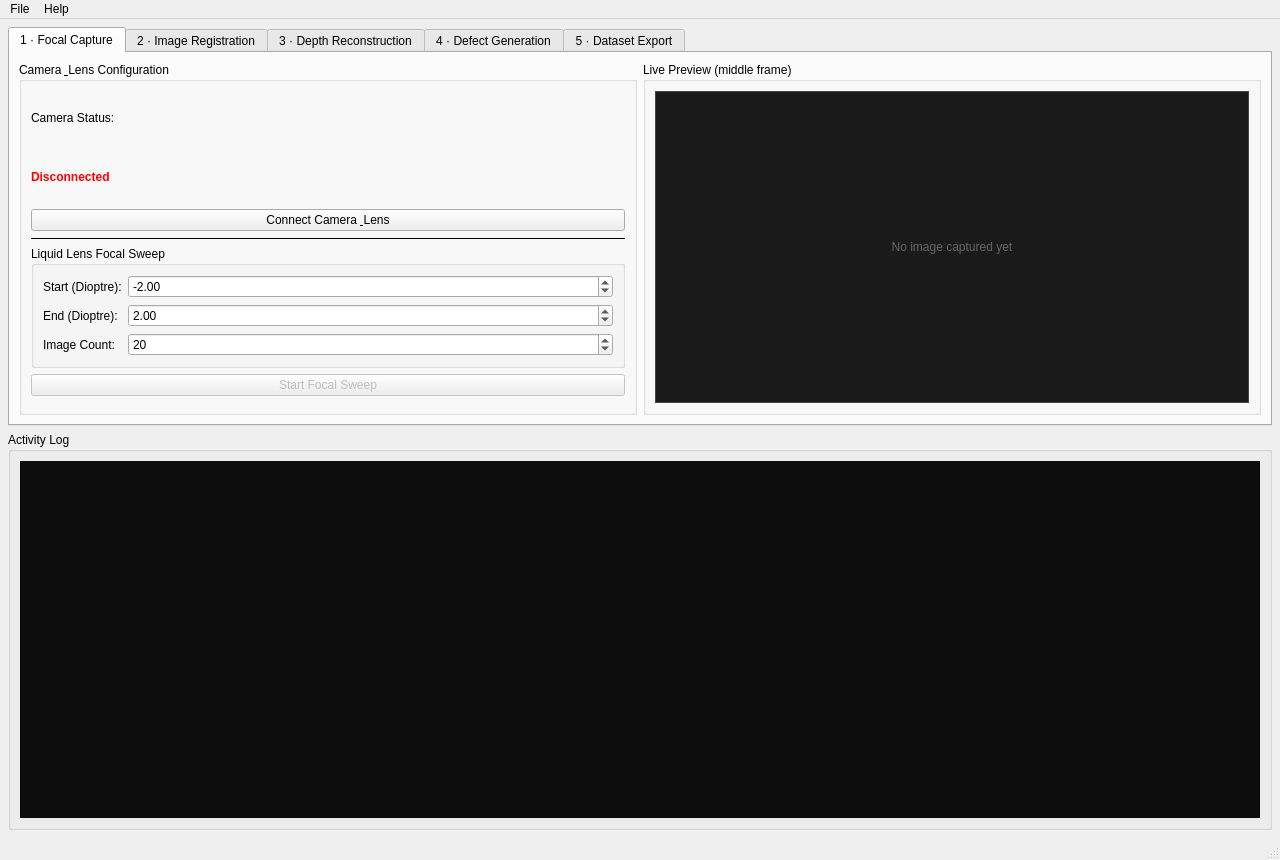
Qt form src/ui/MainWindow.ui (lyujiebrandon/SyntheticDefectGenerator) before a commit.
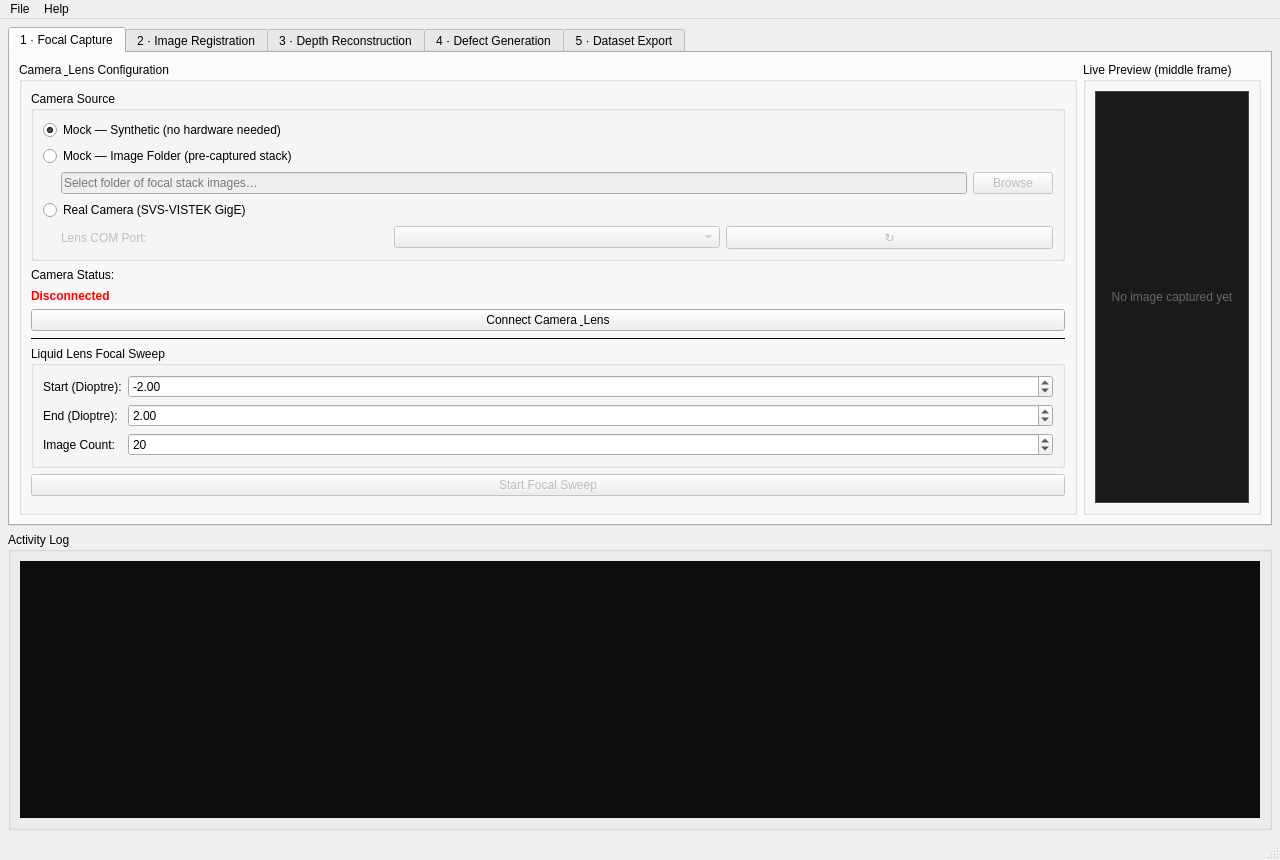
The same form after that commit.

```diff
--- a/src/ui/MainWindow.ui
+++ b/src/ui/MainWindow.ui
@@ -20,6 +20,86 @@
           <property name="title"><string>Camera &amp; Lens Configuration</string></property>
           <property name="maximumWidth"><number>380</number></property>
           <layout class="QVBoxLayout">
+           <!-- Camera Source selector -->
+           <item>
+            <widget class="QGroupBox" name="grpCameraSource">
+             <property name="title"><string>Camera Source</string></property>
+             <layout class="QVBoxLayout">
+              <item>
+               <widget class="QRadioButton" name="radioMockSynthetic">
+                <property name="text"><string>Mock — Synthetic (no hardware needed)</string></property>
+                <property name="checked"><bool>true</bool></property>
+               </widget>
+              </item>
+              <item>
+               <widget class="QRadioButton" name="radioMockImages">
+                <property name="text"><string>Mock — Image Folder (pre-captured stack)</string></property>
+               </widget>
+              </item>
+              <item>
+               <layout class="QHBoxLayout">
+                <item>
+                 <spacer>
+                  <property name="orientation"><enum>Qt::Horizontal</enum></property>
+                  <property name="sizeType"><enum>QSizePolicy::Fixed</enum></property>
+                  <property name="sizeHint" stdset="0"><size><width>18</width><height>0</height></size></property>
+                 </spacer>
+                </item>
+                <item>
+                 <widget class="QLineEdit" name="lineImageFolder">
+                  <property name="placeholderText"><string>Select folder of focal stack images…</string></property>
+                  <property name="enabled"><bool>false</bool></property>
+                  <property name="readOnly"><bool>true</bool></property>
+                 </widget>
+                </item>
+                <item>
+                 <widget class="QPushButton" name="btnBrowseImageFolder">
+                  <property name="text"><string>Browse</string></property>
+                  <property name="enabled"><bool>false</bool></property>
+                  <property name="maximumWidth"><number>70</number></property>
+                 </widget>
+                </item>
+               </layout>
+              </item>
+              <item>
+               <widget class="QRadioButton" name="radioRealCamera">
+                <property name="text"><string>Real Camera (SVS-VISTEK GigE)</string></property>
+               </widget>
+              </item>
+              <item>
+               <layout class="QHBoxLayout">
+                <item>
+                 <spacer>
+                  <property name="orientation"><enum>Qt::Horizontal</enum></property>
+                  <property name="sizeType"><enum>QSizePolicy::Fixed</enum></property>
+                  <property name="sizeHint" stdset="0"><size><width>18</width><height>0</height></size></property>
+                 </spacer>
+                </item>
+                <item>
+                 <widget class="QLabel" name="lblComPort">
+                  <property name="text"><string>Lens COM Port:</string></property>
+                  <property name="enabled"><bool>false</bool></property>
+                 </widget>
+                </item>
+                <item>
+                 <widget class="QComboBox" name="comboComPort">
+                  <property name="enabled"><bool>false</bool></property>
+                  <property name="minimumWidth"><number>90</number></property>
+                 </widget>
+                </item>
+                <item>
+                 <widget class="QPushButton" name="btnRefreshPorts">
+                  <property name="text"><string>&#8635;</string></property>
+                  <property name="enabled"><bool>false</bool></property>
+                  <property name="maximumWidth"><number>28</number></property>
+                  <property name="toolTip"><string>Refresh available COM ports</string></property>
+                 </widget>
+                </item>
+               </layout>
+              </item>
+             </layout>
+            </widget>
+           </item>
            <item><widget class="QLabel"><property name="text"><string>Camera Status:</string></property></widget></item>
            <item>
             <widget class="QLabel" name="lblCameraStatus">
```
Left out of the diff: 23 changed lines with no effect on the pictures.
